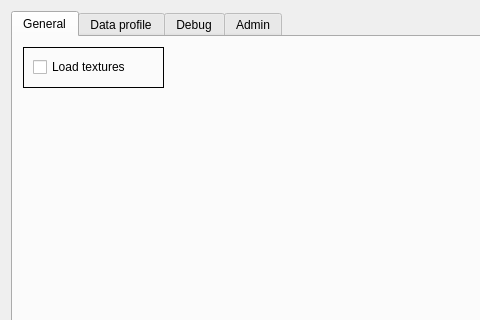
Old version of the form ui/dialogSettings.ui in the repository VCityTeam/3DUSE; both pictures show x 0 to 480 and y 0 to 320 of the 1066 by 723 pixel window.
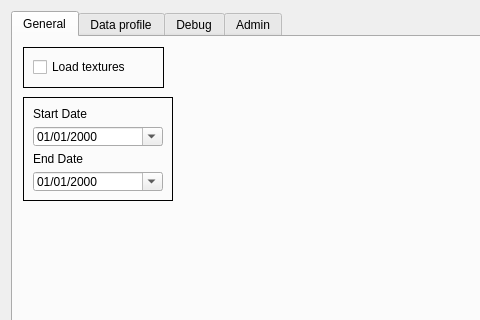
New version of the form. The open tabs and pages were chosen to show the change.

Commit message: can change temporal slider start & end date in the Settings window

```diff
--- a/ui/dialogSettings.ui
+++ b/ui/dialogSettings.ui
@@ -55,6 +55,55 @@
         </item>
        </layout>
       </widget>
+      <widget class="QFrame" name="frame_10">
+       <property name="geometry">
+        <rect>
+         <x>10</x>
+         <y>60</y>
+         <width>150</width>
+         <height>104</height>
+        </rect>
+       </property>
+       <property name="frameShape">
+        <enum>QFrame::Box</enum>
+       </property>
+       <layout class="QVBoxLayout" name="verticalLayout_8">
+        <item>
+         <widget class="QLabel" name="label_11">
+          <property name="text">
+           <string>Start Date</string>
+          </property>
+         </widget>
+        </item>
+        <item>
+         <widget class="QDateTimeEdit" name="dateTimeEdit">
+          <property name="displayFormat">
+           <string>dd/MM/yyyy</string>
+          </property>
+          <property name="calendarPopup">
+           <bool>true</bool>
+          </property>
+         </widget>
+        </item>
+        <item>
+         <widget class="QLabel" name="label_12">
+          <property name="text">
+           <string>End Date</string>
+          </property>
+         </widget>
+        </item>
+        <item>
+         <widget class="QDateTimeEdit" name="dateTimeEdit_2">
+          <property name="displayFormat">
+           <string>dd/MM/yyyy</string>
+          </property>
+          <property name="calendarPopup">
+           <bool>true</bool>
+          </property>
+         </widget>
+        </item>
+       </layout>
+      </widget>
      </widget>
      <widget class="QWidget" name="tab_dataprofile">
       <attribute name="title">
```
Left out of the diff: 2 changed lines with no effect on the pictures. The commit also changes 6 other files.
